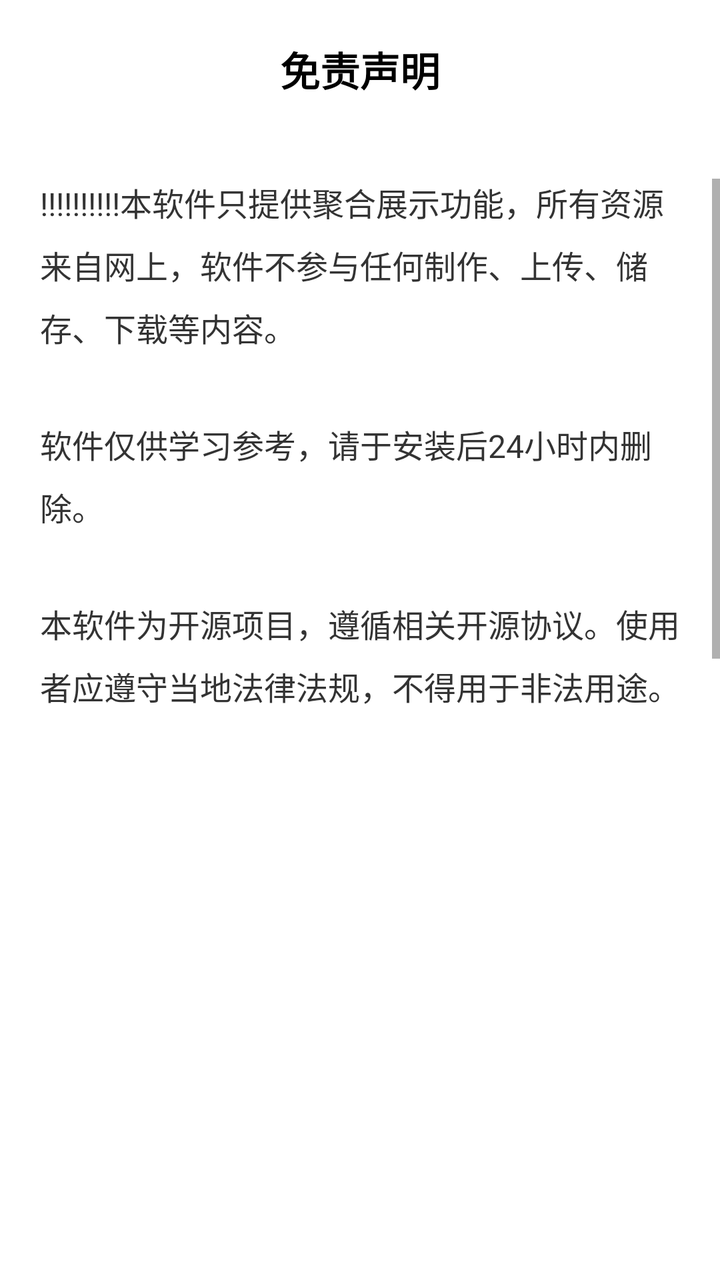
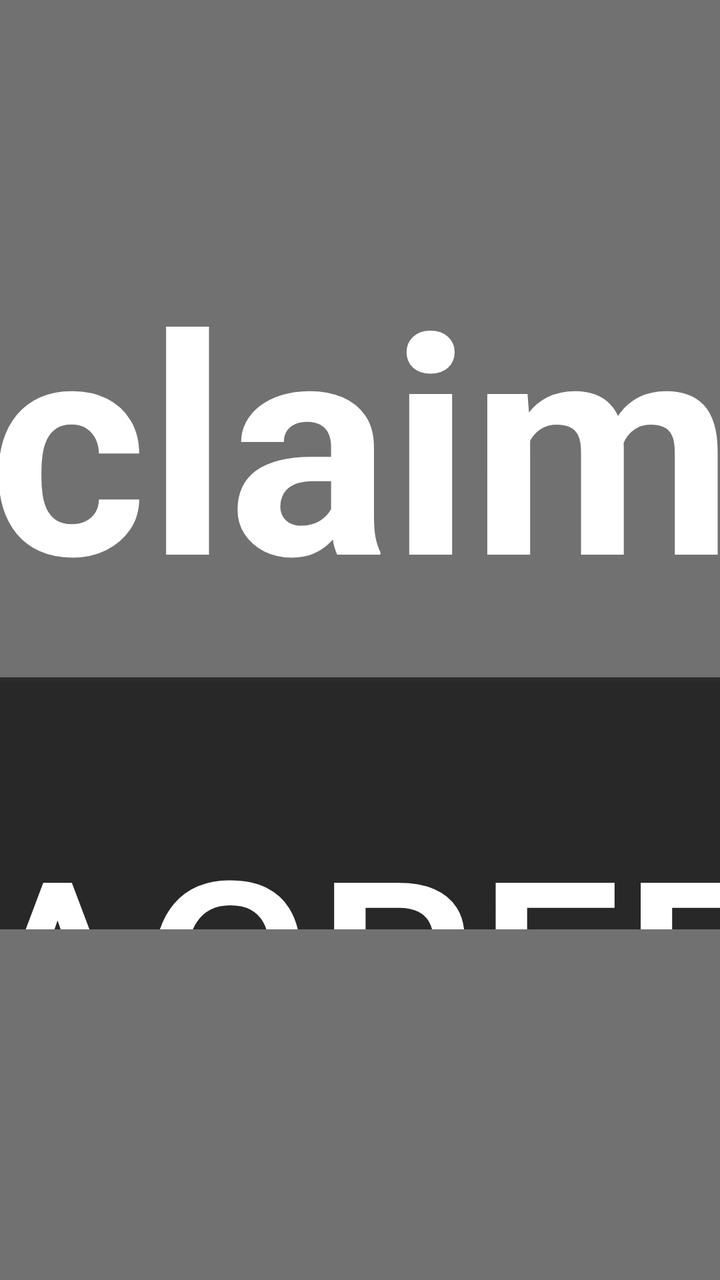

Compare the two renders of this Android layout. The source of the first and the diff that turns it into the second are given below.
<!-- AndroidManifest.xml: application theme AppTheme.NoActionBar -->
<!-- res/layout/dialog_disclaimer.xml -->
<?xml version="1.0" encoding="utf-8"?>
<LinearLayout xmlns:android="http://schemas.android.com/apk/res/android"
    android:layout_width="match_parent"
    android:layout_height="wrap_content"
    android:orientation="vertical">

    <TextView
        android:layout_width="wrap_content"
        android:layout_height="wrap_content"
        android:layout_gravity="center"
        android:layout_marginBottom="20dp"
        android:padding="20dp"
        android:text="免责声明"
        android:textColor="#000000"
        android:textSize="20sp"
        android:textStyle="bold" />

    <ScrollView
        android:layout_width="match_parent"
        android:layout_height="300dp">

        <TextView
            android:id="@+id/disclaimerContent"
            android:layout_width="match_parent"
            android:layout_height="wrap_content"
            android:lineSpacingExtra="8sp"
            android:paddingLeft="20dp"
            android:paddingRight="20dp"
            android:paddingBottom="20dp"
            android:text="!!!!!!!!!!本软件只提供聚合展示功能，所有资源来自网上，软件不参与任何制作、上传、储存、下载等内容。\n\n软件仅供学习参考，请于安装后24小时内删除。\n\n本软件为开源项目，遵循相关开源协议。使用者应遵守当地法律法规，不得用于非法用途。\n\n如因使用本软件产生的任何问题，开发者不承担任何责任。"
            android:textColor="#333333"
            android:textSize="16sp" />
    </ScrollView>

</LinearLayout>
<!-- resources referenced by this layout -->
<resources>
  <style name="AppTheme.NoActionBar">
          <item name="android:windowActionBar">false</item>
          <item name="android:windowNoTitle">true</item>
          <item name="windowActionBar">false</item>
          <item name="android:windowFullscreen">true</item>//全屏即无通知栏
          <item name="android:windowContentOverlay">@null</item>//是否有遮盖
          <item name="windowNoTitle">true</item>
          
          
          <item name="android:windowBackground">@android:color/transparent</item>
      </style>
</resources>

<!-- the commit's change to res/layout/dialog_disclaimer.xml (unified diff, before → after) -->
@@ -1,35 +1,65 @@
 <?xml version="1.0" encoding="utf-8"?>
-<LinearLayout xmlns:android="http://schemas.android.com/apk/res/android"
+<FrameLayout xmlns:android="http://schemas.android.com/apk/res/android"
     android:layout_width="match_parent"
-    android:layout_height="wrap_content"
-    android:orientation="vertical">
+    android:layout_height="match_parent">
 
-    <TextView
-        android:layout_width="wrap_content"
+    <LinearLayout
+        android:layout_width="@dimen/vs_960"
         android:layout_height="wrap_content"
         android:layout_gravity="center"
-        android:layout_marginBottom="20dp"
-        android:padding="20dp"
-        android:text="免责声明"
-        android:textColor="#000000"
-        android:textSize="20sp"
-        android:textStyle="bold" />
+        android:background="@drawable/shape_dialog_bg_main"
+        android:orientation="vertical"
+        android:paddingLeft="@dimen/vs_30"
+        android:paddingTop="@dimen/vs_20"
+        android:paddingRight="@dimen/vs_30"
+        android:paddingBottom="@dimen/vs_30">
 
-    <ScrollView
-        android:layout_width="match_parent"
-        android:layout_height="300dp">
+        
+        <TextView
+            android:layout_width="wrap_content"
+            android:layout_height="wrap_content"
+            android:layout_gravity="center"
+            android:layout_marginTop="0dp"
+            android:layout_marginBottom="20dp"
+            android:text="@string/about_disclaimers"
+            android:textColor="@color/color_FFFFFF"
+            android:textSize="@dimen/ts_26"
+            android:textStyle="bold" />
 
-        <TextView
-            android:id="@+id/disclaimerContent"
+        
+
+        <ScrollView
             android:layout_width="match_parent"
-            android:layout_height="wrap_content"
-            android:lineSpacingExtra="8sp"
+            android:layout_height="0dp"
+            android:layout_weight="1"
             android:paddingLeft="20dp"
             android:paddingRight="20dp"
-            android:paddingBottom="20dp"
-            android:text="!!!!!!!!!!本软件只提供聚合展示功能，所有资源来自网上，软件不参与任何制作、上传、储存、下载等内容。\n\n软件仅供学习参考，请于安装后24小时内删除。\n\n本软件为开源项目，遵循相关开源协议。使用者应遵守当地法律法规，不得用于非法用途。\n\n如因使用本软件产生的任何问题，开发者不承担任何责任。"
-            android:textColor="#333333"
-            android:textSize="16sp" />
-    </ScrollView>
+            android:paddingBottom="20dp">
 
-</LinearLayout>
+            <TextView
+                android:id="@+id/disclaimerContent"
+                android:layout_width="match_parent"
+                android:layout_height="wrap_content"
+                android:text="本软件只提供聚合展示功能，所有资源来自网上，软件不参与任何制作、上传、储存、下载等内容。\n\n软件仅供学习参考，请于安装后24小时内删除。\n\n本软件为开源项目，遵循相关开源协议。使用者应遵守当地法律法规，不得用于非法用途。\n\n如因使用本软件产生的任何问题，开发者不承担任何责任。"
+                android:textColor="@color/color_FFFFFF"
+                android:textSize="@dimen/ts_24"
+                />
+        </ScrollView>
+
+        
+        <Button
+            android:id="@+id/btnConfirm"
+            android:layout_width="wrap_content"
+            android:layout_height="wrap_content"
+            android:layout_gravity="center"
+            android:layout_marginRight="@dimen/vs_5"
+            android:background="@drawable/button_dialog_main"
+            android:focusable="true"
+            android:gravity="center"
+            android:padding="@dimen/vs_10"
+            android:text="@string/btn_agree"
+            android:textColor="@color/color_FFFFFF"
+            android:textSize="@dimen/ts_22" />
+
+    </LinearLayout>
+</FrameLayout>
<!-- resource entries referenced after the edit -->
@@ -1,5 +1,52 @@
 <!-- resources referenced by this layout -->
 <resources>
+  <color name="color_FFFFFF">#FFFFFF</color>
+  <dimen name="ts_22">22mm</dimen>
+  <dimen name="ts_24">24mm</dimen>
+  <dimen name="ts_26">26mm</dimen>
+  <dimen name="vs_10">10mm</dimen>
+  <dimen name="vs_20">20mm</dimen>
+  <dimen name="vs_30">30mm</dimen>
+  <dimen name="vs_5">5mm</dimen>
+  <dimen name="vs_960">960mm</dimen>
+  <!-- drawable button_dialog_main (drawable) -->
+  <?xml version="1.0" encoding="utf-8"?>
+  <selector xmlns:android="http://schemas.android.com/apk/res/android">
+      <item android:state_focused="true" android:state_pressed="true">
+          <shape>
+              <corners android:radius="@dimen/vs_5" />
+              <solid android:color="?attr/color_theme_dark_70" />
+          </shape>
+      </item>
+      <item android:state_focused="false" android:state_pressed="true">
+          <shape>
+              <corners android:radius="@dimen/vs_5" />
+              <solid android:color="?attr/color_theme_dark_70" />
+          </shape>
+      </item>
+      <item android:state_focused="true">
+          <shape>
+              <corners android:radius="@dimen/vs_5" />
+              <solid android:color="?attr/color_theme_dark_70" />
+  	    
+  	    <stroke android:width="2mm" android:color="@android:color/white" />
+          </shape>
+      </item>
+      <item android:state_focused="false" android:state_pressed="false">
+          <shape>
+              <corners android:radius="@dimen/vs_5" />
+              <solid android:color="@color/color_000000_60" />
+          </shape>
+      </item>
+  </selector>
+  <!-- drawable shape_dialog_bg_main (drawable) -->
+  <?xml version="1.0" encoding="utf-8"?>
+  <shape xmlns:android="http://schemas.android.com/apk/res/android">
+      <corners android:radius="@dimen/vs_15" />
+      <solid android:color="@color/color_6A6A6A_95" />
+  </shape>
+  <string name="about_disclaimers">Disclaimers</string>
+  <string name="btn_agree">I Agree</string>
   <style name="AppTheme.NoActionBar">
           <item name="android:windowActionBar">false</item>
           <item name="android:windowNoTitle">true</item>
@@ -11,5 +58,8 @@
           
           <item name="android:windowBackground">@android:color/transparent</item>
       </style>
+  <color name="color_000000_60">#99000000</color>
+  <dimen name="vs_15">15mm</dimen>
+  <color name="color_6A6A6A_95">#F26A6A6A</color>
 </resources>
 
